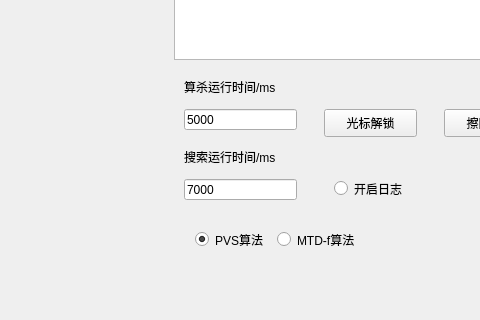
guokla/renju_mtd, file mainwindow.ui: the form before one commit; both pictures show x 526 to 1006 and y 334 to 654 of the 1164 by 654 pixel window.
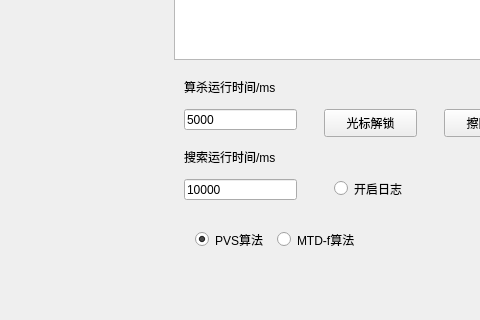
The form after the commit.

```diff
--- a/mainwindow.ui
+++ b/mainwindow.ui
@@ -69,7 +69,7 @@
      <string notr="true"/>
     </property>
     <property name="text">
-     <string>7000</string>
+     <string>10000</string>
     </property>
    </widget>
    <widget class="QLabel" name="label_8">
```
